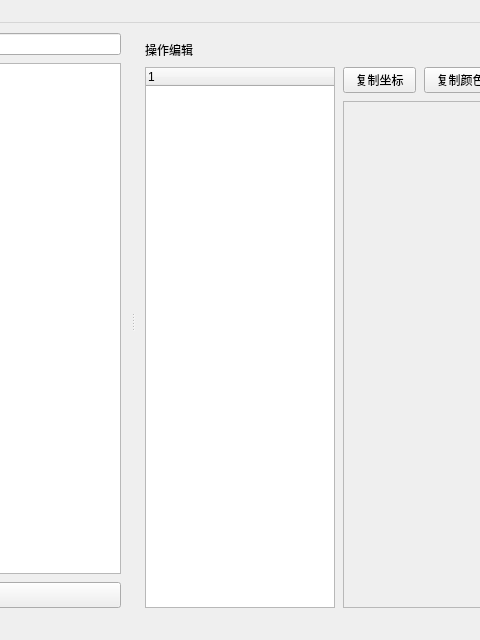
Qt form hotkey/ui/forms/main_window.ui (Qiuxile/HotKey) before a commit; both pictures show x 209 to 689 and y 0 to 640 of the 1120 by 640 pixel window.
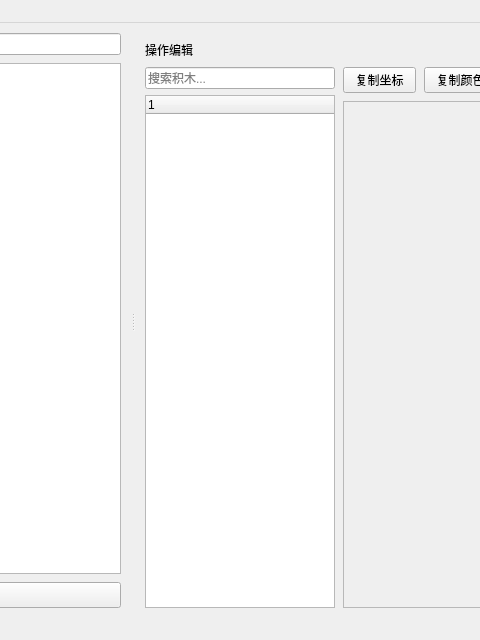
The same form after that commit. Custom widgets are drawn as their Qt base class.

Commit message: feat: independent listener, draggable blocks and palette search

The edit to the form file:
```diff
--- a/hotkey/ui/forms/main_window.ui
+++ b/hotkey/ui/forms/main_window.ui
@@ -151,7 +151,7 @@
            <number>8</number>
           </property>
           <item>
-           <widget class="StatementTree" name="statementTree">
+           <widget class="QWidget" name="palettePanel">
             <property name="minimumSize">
              <size>
               <width>190</width>
@@ -164,6 +164,36 @@
               <height>16777215</height>
              </size>
             </property>
+            <layout class="QVBoxLayout" name="paletteLayout">
+             <property name="spacing">
+              <number>6</number>
+             </property>
+             <property name="leftMargin">
+              <number>0</number>
+             </property>
+             <property name="topMargin">
+              <number>0</number>
+             </property>
+             <property name="rightMargin">
+              <number>0</number>
+             </property>
+             <property name="bottomMargin">
+              <number>0</number>
+             </property>
+             <item>
+              <widget class="QLineEdit" name="paletteSearch">
+               <property name="placeholderText">
+                <string>搜索积木...</string>
+               </property>
+               <property name="clearButtonEnabled">
+                <bool>true</bool>
+               </property>
+              </widget>
+             </item>
+             <item>
+              <widget class="StatementTree" name="statementTree"/>
+             </item>
+            </layout>
            </widget>
           </item>
           <item>
```
The commit also changes 23 other files.
